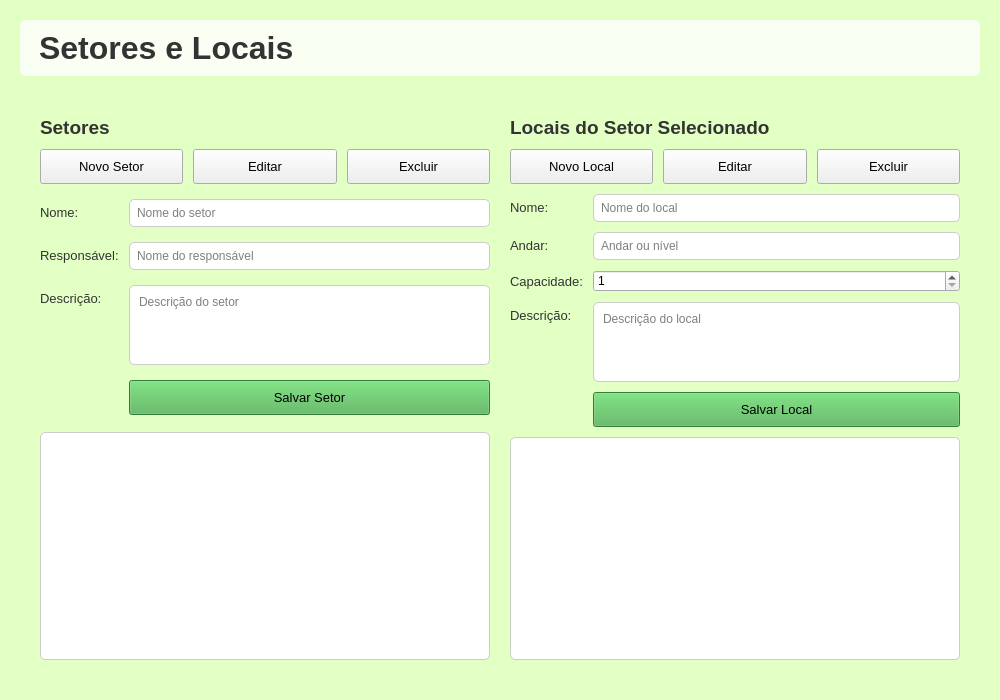
Before: the Qt Designer form Teste-Patrimonio/frontend/setores_locais.ui in zecadelgado/patp, drawn with Qt 5.
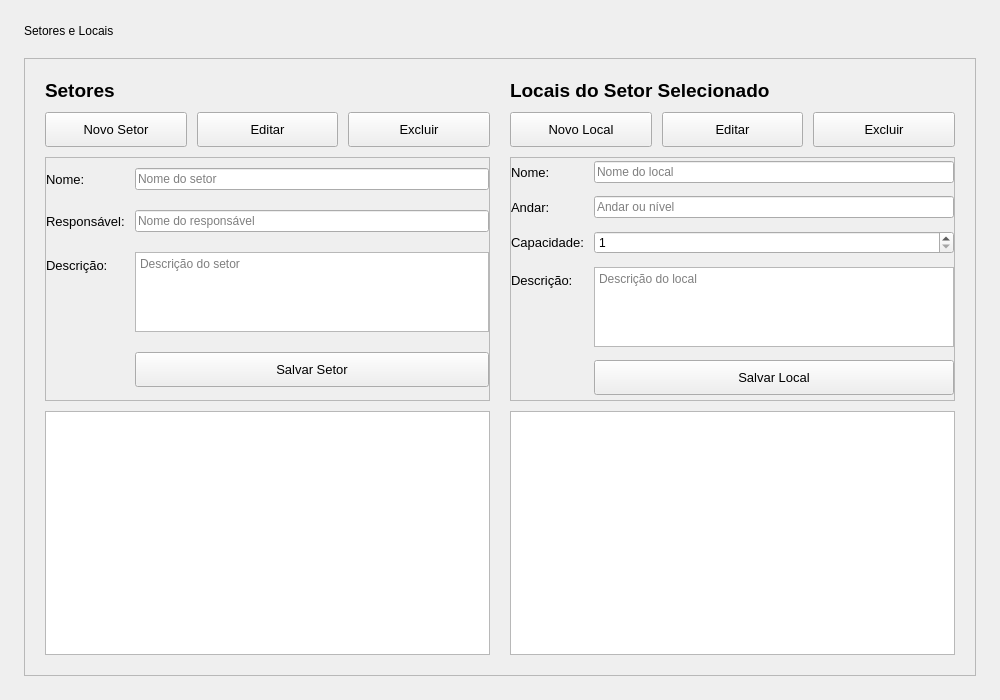
After: the same form once the commit is applied.

The edit to the form file:
```diff
--- a/Teste-Patrimonio/frontend/setores_locais.ui
+++ b/Teste-Patrimonio/frontend/setores_locais.ui
@@ -13,84 +13,34 @@
   <property name="windowTitle">
    <string>Setores e Locais</string>
   </property>
-  <property name="styleSheet">
-   <string notr="true">#SetoresLocaisWidget {
-	background-color: rgb(226, 255, 196);
-}</string>
-  </property>
   <layout class="QVBoxLayout" name="verticalLayout">
    <property name="spacing">
     <number>20</number>
    </property>
    <property name="leftMargin">
-    <number>20</number>
+        <number>24</number>
    </property>
    <property name="topMargin">
-    <number>20</number>
+        <number>24</number>
    </property>
    <property name="rightMargin">
-    <number>20</number>
+        <number>24</number>
    </property>
    <property name="bottomMargin">
-    <number>20</number>
+        <number>24</number>
    </property>
    <item>
     <widget class="QLabel" name="lbl_title">
-     <property name="font">
-      <font>
-       <family>Segoe UI</family>
-       <pointsize>24</pointsize>
-       <bold>true</bold>
-      </font>
-     </property>
-     <property name="styleSheet">
-      <string notr="true">color: #333333;
-background: rgba(255, 255, 255, 0.8);
-padding: 10px;
-border-radius: 5px;</string>
-     </property>
      <property name="text">
       <string>Setores e Locais</string>
      </property>
+          <property name="alignment">
+            <set>Qt::AlignmentFlag::AlignLeft | Qt::AlignmentFlag::AlignVCenter</set>
+          </property>
     </widget>
    </item>
    <item>
     <widget class="QFrame" name="frame_content">
-     <property name="styleSheet">
-      <string notr="true">QFrame {
-	border-radius: 10px;
-}
-
-QLabel {
-	color: #333333;
-	font-family: Segoe UI;
-}
-
-
-
-QPushButton:hover {
-	background-color: #1976D2;
-}
-
-QPushButton:pressed {
-	background-color: #0D47A1;
-}
-
-QLineEdit, QTextEdit {
-	background-color: white;
-	border: 1px solid #CCCCCC;
-	border-radius: 5px;
-	padding: 5px;
-	font-family: Segoe UI;
-}
-
-QListView, QTableView {
-	background-color: white;
-	border: 1px solid #CCCCCC;
-	border-radius: 5px;
-	font-family: Segoe UI;
-}</string>
-     </property>
      <property name="frameShape">
       <enum>QFrame::Shape::StyledPanel</enum>
      </property>
@@ -157,12 +107,6 @@
             <property name="toolTip">
              <string>Adicionar novo setor</string>
             </property>
-            <property name="styleSheet">
-             <string notr="true">background-color: #rgb(255, 255, 255);
-color: black;
-border: none;
-border-radius: 6px;</string>
-            </property>
             <property name="text">
              <string>Novo Setor</string>
             </property>
@@ -188,12 +132,6 @@
             <property name="toolTip">
              <string>Editar setor selecionado</string>
             </property>
-            <property name="styleSheet">
-             <string notr="true">background-color: #rgb(255, 255, 255);
-color: black;
-border: none;
-border-radius: 6px;</string>
-            </property>
             <property name="text">
              <string>Editar</string>
             </property>
@@ -219,12 +157,6 @@
             <property name="toolTip">
              <string>Excluir setor selecionado</string>
             </property>
-            <property name="styleSheet">
-             <string notr="true">background-color: #rgb(255, 255, 255);
-color: black;
-border: none;
-border-radius: 6px;</string>
-            </property>
             <property name="text">
              <string>Excluir</string>
             </property>
@@ -354,9 +286,6 @@
              <property name="toolTip">
               <string>Salvar informações do setor</string>
              </property>
-             <property name="styleSheet">
-              <string notr="true">background-color: #4CAF50;</string>
-             </property>
              <property name="text">
               <string>Salvar Setor</string>
              </property>
@@ -418,12 +347,6 @@
             <property name="toolTip">
              <string>Adicionar novo local</string>
             </property>
-            <property name="styleSheet">
-             <string notr="true">background-color: #rgb(255, 255, 255);
-color: black;
-border: none;
-border-radius: 6px;</string>
-            </property>
             <property name="text">
              <string>Novo Local</string>
             </property>
@@ -449,12 +372,6 @@
             <property name="toolTip">
              <string>Editar local selecionado</string>
             </property>
-            <property name="styleSheet">
-             <string notr="true">background-color: #rgb(255, 255, 255);
-color: black;
-border: none;
-border-radius: 6px;</string>
-            </property>
             <property name="text">
              <string>Editar</string>
             </property>
@@ -480,12 +397,6 @@
             <property name="toolTip">
              <string>Excluir local selecionado</string>
             </property>
-            <property name="styleSheet">
-             <string notr="true">background-color: #rgb(255, 255, 255);
-color: black;
-border: none;
-border-radius: 6px;</string>
-            </property>
             <property name="text">
              <string>Excluir</string>
             </property>
@@ -641,9 +552,6 @@
              <property name="toolTip">
               <string>Salvar informações do local</string>
              </property>
-             <property name="styleSheet">
-              <string notr="true">background-color: #4CAF50;</string>
-             </property>
              <property name="text">
               <string>Salvar Local</string>
              </property>
```
Left out of the diff: 6 changed lines with no effect on the pictures. Lines whose indentation alone changed are shown as unchanged.
